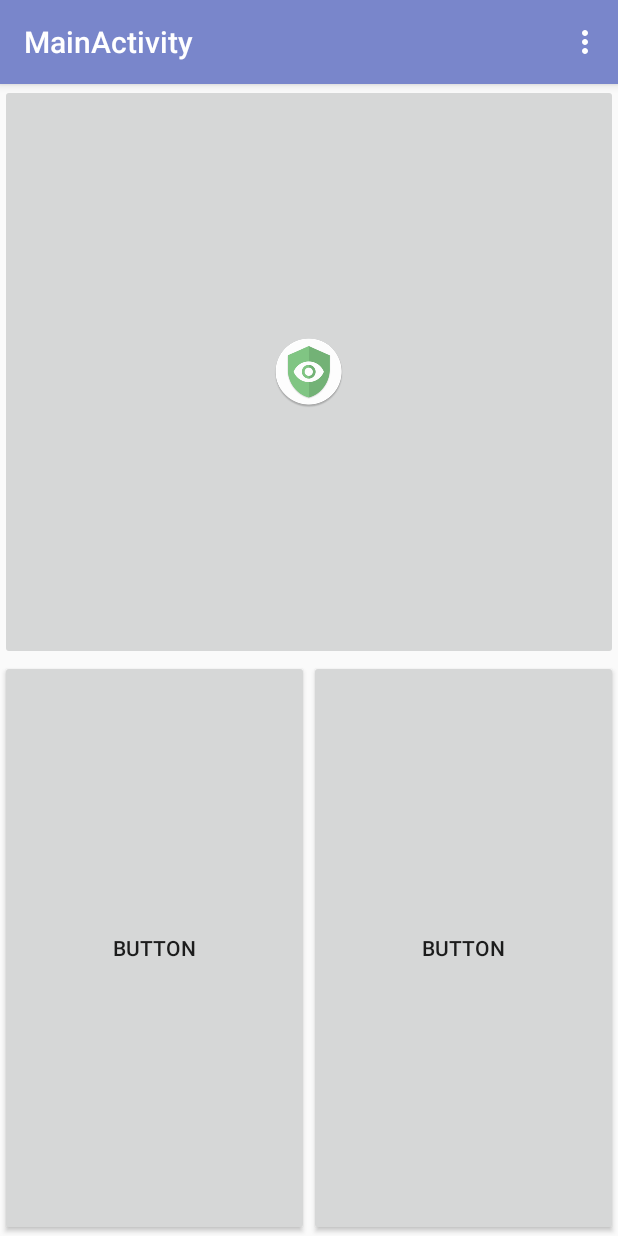
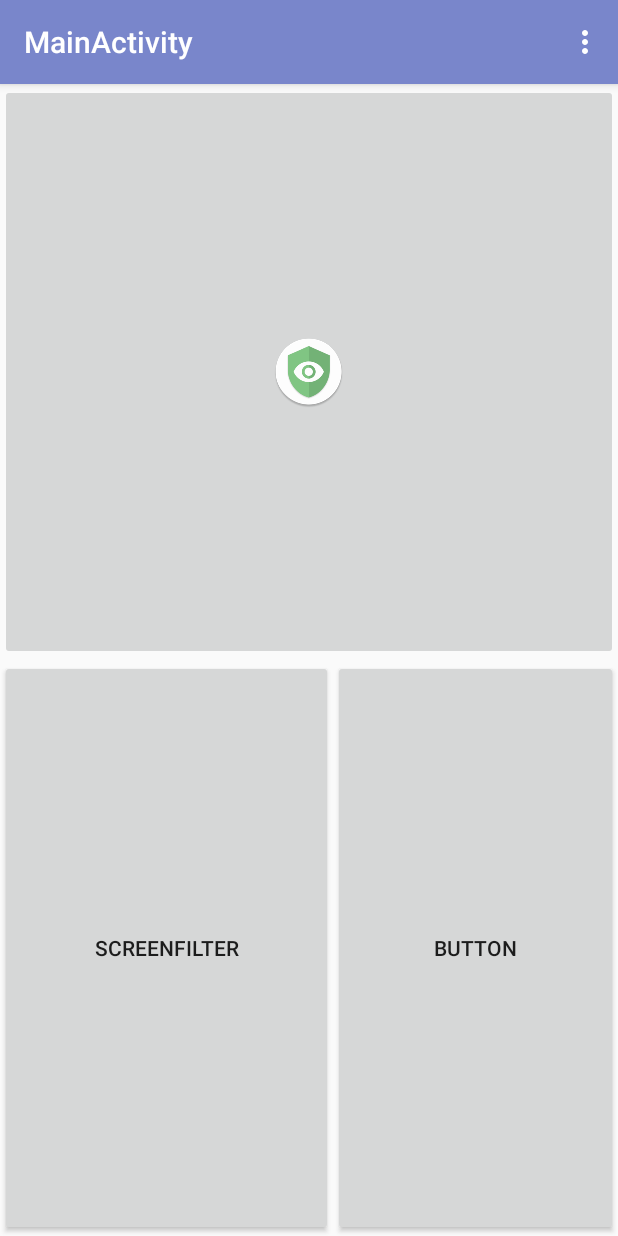
Before and after one commit to whdgmawkd/eye_cover, an Android app: the screen it shows after launch (MainActivity), on a phone screen of 412 x 824 dp. Run offline under Robolectric (Android 15) with nearby library versions, the phone set to English and light mode, and no system bars.

Commit message:
test for screenfilter

```diff
--- a/app/src/main/java/kr/hs/yii/make/eyecover/MainActivity.java
+++ b/app/src/main/java/kr/hs/yii/make/eyecover/MainActivity.java
@@ -6,22 +6,39 @@ import android.support.design.widget.FloatingActionButton;
 import android.support.design.widget.Snackbar;
 import android.support.v7.app.AppCompatActivity;
 import android.support.v7.widget.Toolbar;
+import android.util.Log;
 import android.view.Menu;
 import android.view.MenuInflater;
 import android.view.MenuItem;
 import android.view.View;
+import android.widget.Button;
 
+import kr.hs.yii.make.eyecover.screenfilter.ScreenfilterService;
 import kr.hs.yii.make.eyecover.services.NotificationService;
 
 public class MainActivity extends AppCompatActivity {
+
+    private Button scBtn;
+
 
     @Override
     protected void onCreate(Bundle savedInstanceState) {
         super.onCreate(savedInstanceState);
         setContentView(R.layout.activity_main);
+        scBtn = (Button)findViewById(R.id.btn_screenfilter);
+        scBtn.setOnClickListener(new View.OnClickListener() {
+            @Override
+            public void onClick(View view) {
+                Log.d("MainActivity", "callScreenFilterService");
+                Intent scfIntent = new Intent(getApplicationContext(), ScreenfilterService.class);
+                scfIntent.putExtra(getString(R.string.intent_screenfilter), true);
+                startService(scfIntent);
+            }
+        });
         Toolbar toolbar = (Toolbar) findViewById(R.id.toolbar);
         setSupportActionBar(toolbar);
         getApplicationContext().startService(new Intent(this,NotificationService.class));
+
     }
 
     @Override
@@ -43,4 +60,5 @@ public class MainActivity extends AppCompatActivity {
         inflater.inflate(R.menu.activity_main_menu, menu);
         return true;
     }
+
 }
--- a/app/src/main/res/layout/content_main.xml
+++ b/app/src/main/res/layout/content_main.xml
@@ -29,11 +29,11 @@ tools:ShowIn="@layout/activity_main"
     tools:layout_editor_absoluteY="8dp">
 
     <Button
-        android:id="@+id/button3"
+        android:id="@+id/btn_screenfilter"
         android:layout_width="wrap_content"
         android:layout_height="match_parent"
         android:layout_weight="1"
-        android:text="Button" />
+        android:text="screenfilter" />
 
     <Button
         android:id="@+id/button2"
--- a/app/src/main/res/values/strings.xml
+++ b/app/src/main/res/values/strings.xml
@@ -1,6 +1,7 @@
 <resources>
     <string name="app_name">Eyecover</string>
     <string name="title_activity_settings">Settings</string>
+    <string name="intent_screenfilter">isScreenfilterEnable</string>
 
     <!-- Strings related to Settings -->
 
```
Also changed, not shown: app/src/main/java/kr/hs/yii/make/eyecover/screenfilter/ScreenfilterService.java (added, +36 -0 lines).
